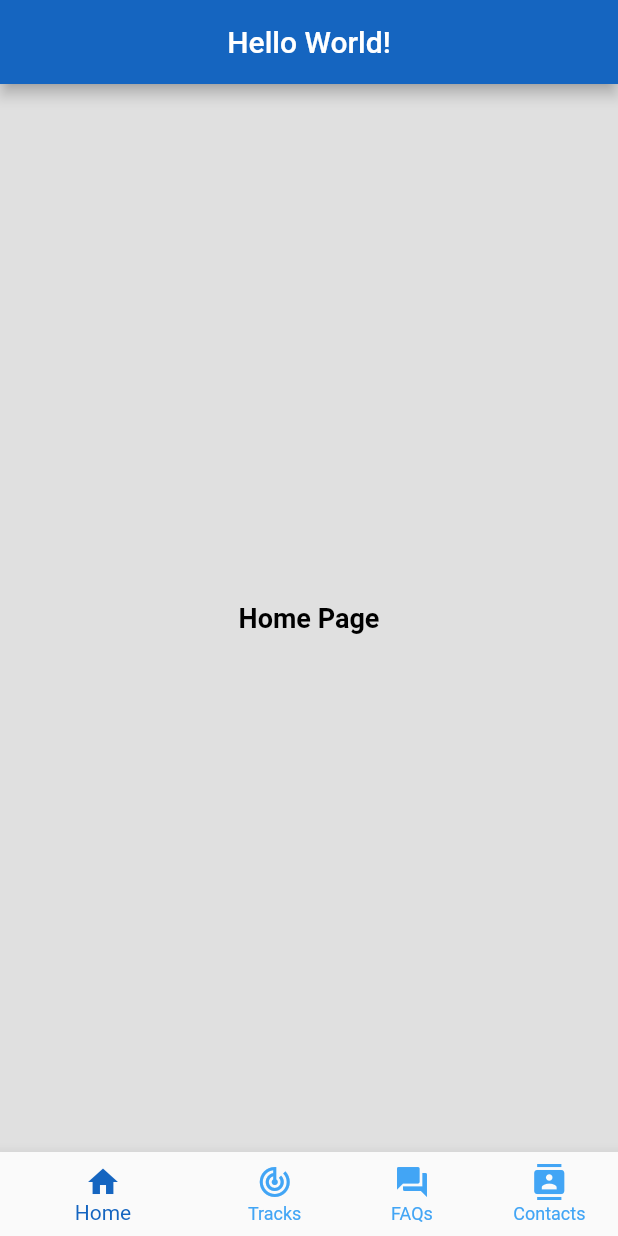
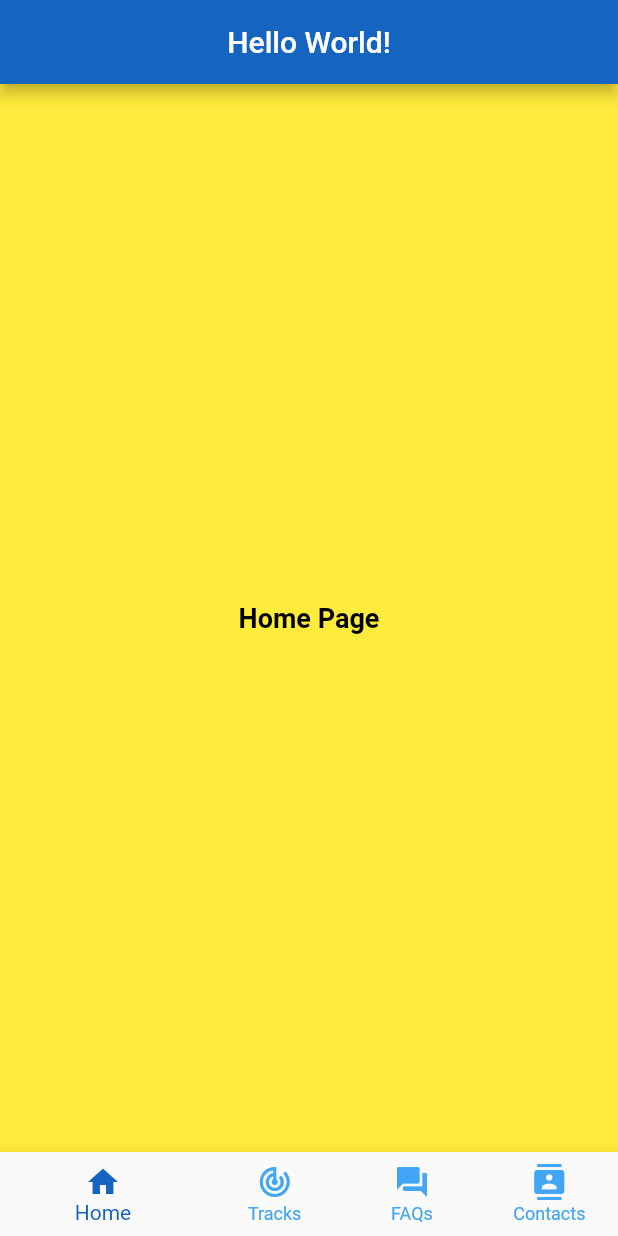
Before and after one commit to Vervit-cz/Vervit_Application, a Flutter app: the screen it shows after launch, on a phone screen of 412 x 824 dp. Run offline on Flutter 3.47's test engine with Material 2 defaults, Android fonts, the phone set to English and light mode, and no system bars.

Commit message:
Update main.dart

```diff
--- a/vervit_app/lib/main.dart
+++ b/vervit_app/lib/main.dart
@@ -9,7 +9,6 @@ void main() {
     home: Home(),
   ));
 }
-
 class Home extends StatefulWidget {
   @override
   _HomeState createState() => _HomeState();
@@ -34,7 +33,7 @@ class _HomeState extends State<Home> {
   @override
   Widget build(BuildContext context) {
     return Scaffold(
-      backgroundColor: Colors.grey[300],
+      backgroundColor: Colors.yellow,
       appBar: AppBar(
         backgroundColor: Colors.blue[800],
         title: Text('Hello World!'),
```
